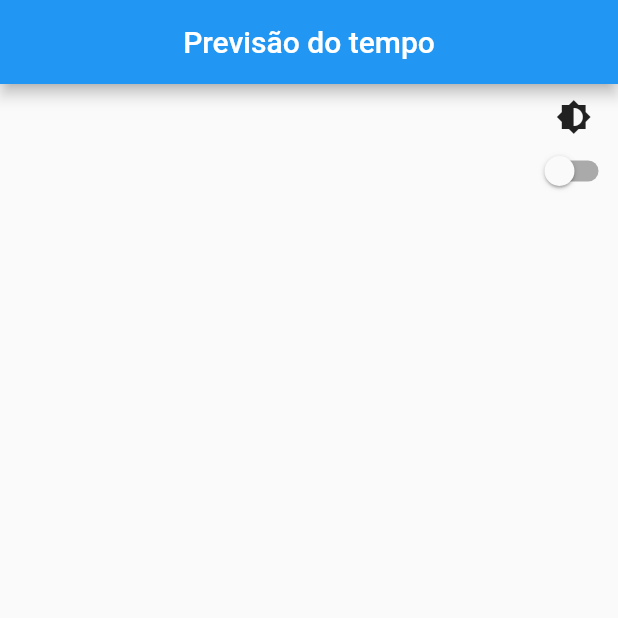
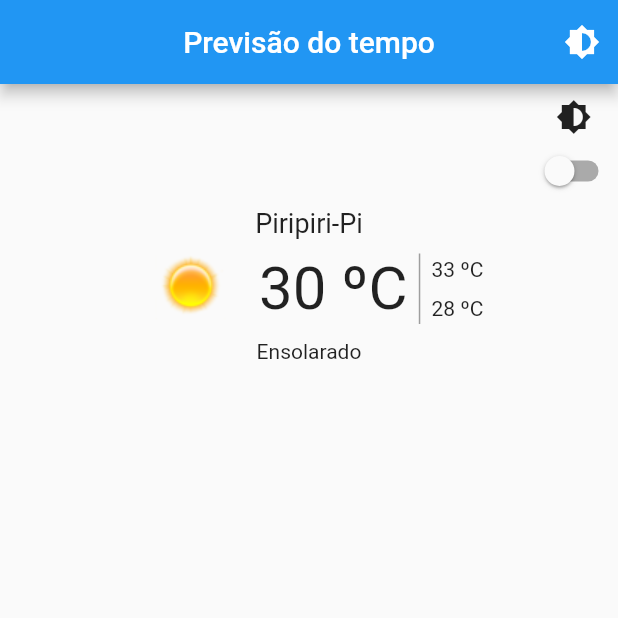
Before and after one commit to menesesdev/previsao_do_tempo, a Flutter app: the screen it shows after launch, on a phone screen of 412 x 824 dp, the top half of it. Run offline on Flutter 3.47's test engine with Material 2 defaults, Android fonts, the phone set to English and light mode, and no system bars.

Commit message:
Concluindo interface parte de cima

```diff
--- a/lib/widgets/home.dart
+++ b/lib/widgets/home.dart
@@ -17,6 +17,14 @@ class _HomeState extends State<Home> {
       appBar: AppBar(
         title: Text("Previsão do tempo"),
         centerTitle: true,
+        actions: [
+          IconButton(
+            icon: Icon(Icons.brightness_6),
+            onPressed: () {
+              print('Botão pressionado!');
+            },
+          ),
+        ],
       ),
       body: Center(
         child: Column(
--- a/lib/widgets/resumo.dart
+++ b/lib/widgets/resumo.dart
@@ -35,7 +35,52 @@ class Resumo extends StatelessWidget {
               ],
             )
           ],
-        )
+        ),
+        Text(
+          cidade,
+          style: TextStyle(
+            fontSize: 18,
+          ),
+        ),
+        Padding(padding: EdgeInsets.all(5)),
+        Row(
+          mainAxisAlignment: MainAxisAlignment.center,
+          children: [
+            IntrinsicHeight(
+              child: Row(
+                mainAxisAlignment: MainAxisAlignment.center,
+                children: [
+                  Image(
+                    image: AssetImage("assets/images/$numeroIcone.png"),
+                  ),
+                  Padding(padding: EdgeInsets.all(4)),
+                  Text(
+                    "${temperaturaAtual.toStringAsFixed(0)} ºC",
+                    style: TextStyle(fontSize: 40),
+                  ),
+                  VerticalDivider(
+                    color: Colors.grey,
+                    thickness: 1,
+                  ),
+                  Column(
+                    mainAxisAlignment: MainAxisAlignment.center,
+                    children: [
+                      Text("${temperaturaMaxima.toStringAsFixed(0)} ºC"),
+                      SizedBox(
+                        height: 10,
+                      ),
+                      Text("${temperaturaMinima.toStringAsFixed(0)} ºC"),
+                    ],
+                  ),
+                ],
+              ),
+            ),
+          ],
+        ),
+        Padding(
+          padding: EdgeInsets.all(5),
+        ),
+        Text(descricao),
       ],
     );
   }
```
